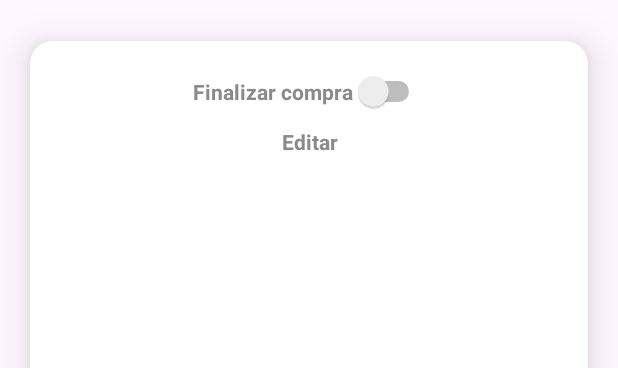
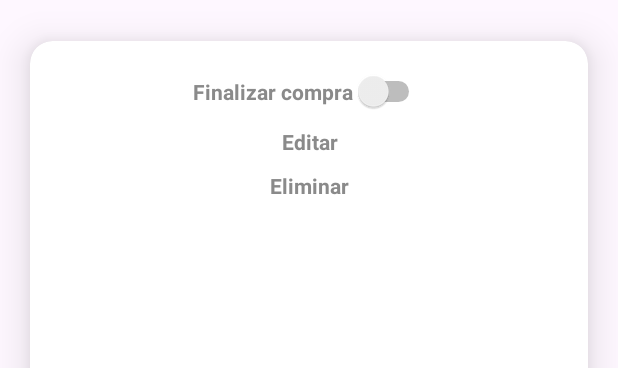
Before and after one commit to estarly07/wallet, an Android app: the layout popup_menu_pending_purchase.xml on its own in the app's theme, with its tools: preview values and no code run, on a phone screen of 412 x 824 dp. Shown: the top 368 px of the screen. Run offline under Robolectric (Android 15) with nearby library versions, the light colour scheme and no system bars.

Commit message:
CREATION
- The pending purchase deletion logic was created by implementing a use case for this.

```diff
--- a/Wallet/app/src/main/java/com/estarly/wallet/data/database/daos/PendingPurchaseDao.kt
+++ b/Wallet/app/src/main/java/com/estarly/wallet/data/database/daos/PendingPurchaseDao.kt
@@ -1,6 +1,7 @@
 package com.estarly.wallet.data.database.daos
 
 import androidx.room.Dao
+import androidx.room.Delete
 import androidx.room.Insert
 import androidx.room.Query
 import androidx.room.Update
@@ -17,4 +18,6 @@ interface PendingPurchaseDao {
     suspend fun getAllPendingPurchases() : List<PendingPurchaseEntity>?
     @Update
     suspend fun updatePendingPurchase(pendingPurchaseEntity: PendingPurchaseEntity)
+    @Delete
+    suspend fun deletePendingPurchase(pendingPurchaseEntity: PendingPurchaseEntity)
 }
--- a/Wallet/app/src/main/java/com/estarly/wallet/data/datasources/WalletDatasourceImpl.kt
+++ b/Wallet/app/src/main/java/com/estarly/wallet/data/datasources/WalletDatasourceImpl.kt
@@ -55,4 +55,5 @@ class WalletDatasourceImpl(
     override suspend fun insertPendingPurchase(pendingPurchaseEntity: PendingPurchaseEntity) = pendingPurchaseDao.insertPendingPurchase(pendingPurchaseEntity)
     override suspend fun getPendingPurchases(): List<PendingPurchaseEntity>? = pendingPurchaseDao.getAllPendingPurchases()
     override suspend fun updatePendingPurchases(pendingPurchaseEntity: PendingPurchaseEntity) = pendingPurchaseDao.updatePendingPurchase(pendingPurchaseEntity)
+    override suspend fun deletePendingPurchase(pendingPurchaseEntity: PendingPurchaseEntity) = pendingPurchaseDao.deletePendingPurchase(pendingPurchaseEntity)
 }
--- a/Wallet/app/src/main/java/com/estarly/wallet/data/repositories/PendingPurchaseRepositoryImpl.kt
+++ b/Wallet/app/src/main/java/com/estarly/wallet/data/repositories/PendingPurchaseRepositoryImpl.kt
@@ -12,4 +12,5 @@ class PendingPurchaseRepositoryImpl(
     override suspend fun insertPendingPurchase(pendingPurchaseModel: PendingPurchaseModel) = walletDatasource.insertPendingPurchase(pendingPurchaseModel.parseEntity())
     override suspend fun getPendingPurchases(): List<PendingPurchaseModel> = walletDatasource.getPendingPurchases()?.map { it.parseModel() } ?: listOf()
     override suspend fun updatePendingPurchases(pendingPurchaseModel: PendingPurchaseModel) = walletDatasource.updatePendingPurchases(pendingPurchaseModel.parseEntity())
+    override suspend fun deletePendingPurchase(pendingPurchaseModel: PendingPurchaseModel) = walletDatasource.deletePendingPurchase(pendingPurchaseModel.parseEntity())
 }
--- a/Wallet/app/src/main/java/com/estarly/wallet/domain/datasources/WalletDatasource.kt
+++ b/Wallet/app/src/main/java/com/estarly/wallet/domain/datasources/WalletDatasource.kt
@@ -38,4 +38,5 @@ interface WalletDatasource {
     suspend fun insertPendingPurchase(pendingPurchaseEntity: PendingPurchaseEntity)
     suspend fun getPendingPurchases():List<PendingPurchaseEntity>?
     suspend fun updatePendingPurchases(pendingPurchaseEntity: PendingPurchaseEntity)
+    suspend fun deletePendingPurchase(pendingPurchaseEntity: PendingPurchaseEntity)
 }
--- a/Wallet/app/src/main/java/com/estarly/wallet/domain/repositories/PendingPurchaseRepository.kt
+++ b/Wallet/app/src/main/java/com/estarly/wallet/domain/repositories/PendingPurchaseRepository.kt
@@ -6,4 +6,5 @@ interface PendingPurchaseRepository {
     suspend fun insertPendingPurchase(pendingPurchaseModel: PendingPurchaseModel)
     suspend fun getPendingPurchases():List<PendingPurchaseModel>
     suspend fun updatePendingPurchases(pendingPurchaseModel: PendingPurchaseModel)
+    suspend fun deletePendingPurchase(pendingPurchaseModel: PendingPurchaseModel)
 }
--- a/Wallet/app/src/main/java/com/estarly/wallet/presentation/adapters/PendingPurchaseAdapter.kt
+++ b/Wallet/app/src/main/java/com/estarly/wallet/presentation/adapters/PendingPurchaseAdapter.kt
@@ -20,6 +20,7 @@ import com.estarly.wallet.domain.models.PendingPurchaseModel
 class PendingPurchaseAdapter(
     private val list: List<PendingPurchaseModel>,
     private val onUpdate : (PendingPurchaseModel) -> Unit,
+    private val onDelete : (PendingPurchaseModel) -> Unit,
     private val onFinishedPurchase : (PendingPurchaseModel, Boolean) -> Unit
 ) : RecyclerView.Adapter<PendingPurchaseAdapter.Holder>() {
     class Holder(val binding: ItemPendingPurchaseBinding) : ViewHolder(binding.root)
@@ -62,6 +63,10 @@ class PendingPurchaseAdapter(
             onUpdate(pendingPurchase)
             popupWindow.dismiss()
         }
+        popupView.findViewById<TextView>(R.id.txtDeletePendingPurchase).setOnClickListener {
+            onDelete(pendingPurchase)
+            popupWindow.dismiss()
+        }
 
         popupWindow.setBackgroundDrawable(BitmapDrawable())
         popupWindow.isOutsideTouchable = true
--- a/Wallet/app/src/main/res/layout/popup_menu_pending_purchase.xml
+++ b/Wallet/app/src/main/res/layout/popup_menu_pending_purchase.xml
@@ -36,5 +36,15 @@
             android:textColor="@color/grayLight"
             android:textSize="@dimen/normal"
             android:textStyle="bold"/>
+        <TextView
+            android:id="@+id/txtDeletePendingPurchase"
+            android:layout_width="match_parent"
+            android:layout_height="wrap_content"
+            android:layout_marginTop="10dp"
+            android:gravity="center"
+            android:text="Eliminar"
+            android:textColor="@color/grayLight"
+            android:textSize="@dimen/normal"
+            android:textStyle="bold"/>
     </LinearLayout>
 </androidx.cardview.widget.CardView>
```
Also changed, not shown: Wallet/app/src/main/java/com/estarly/wallet/domain/usescases/DeletePendingPurchaseUseCase.kt (added, +11 -0 lines), Wallet/app/src/main/java/com/estarly/wallet/presentation/viewmodels/PendingPurchaseViewModel.kt (+10 -1 lines).
